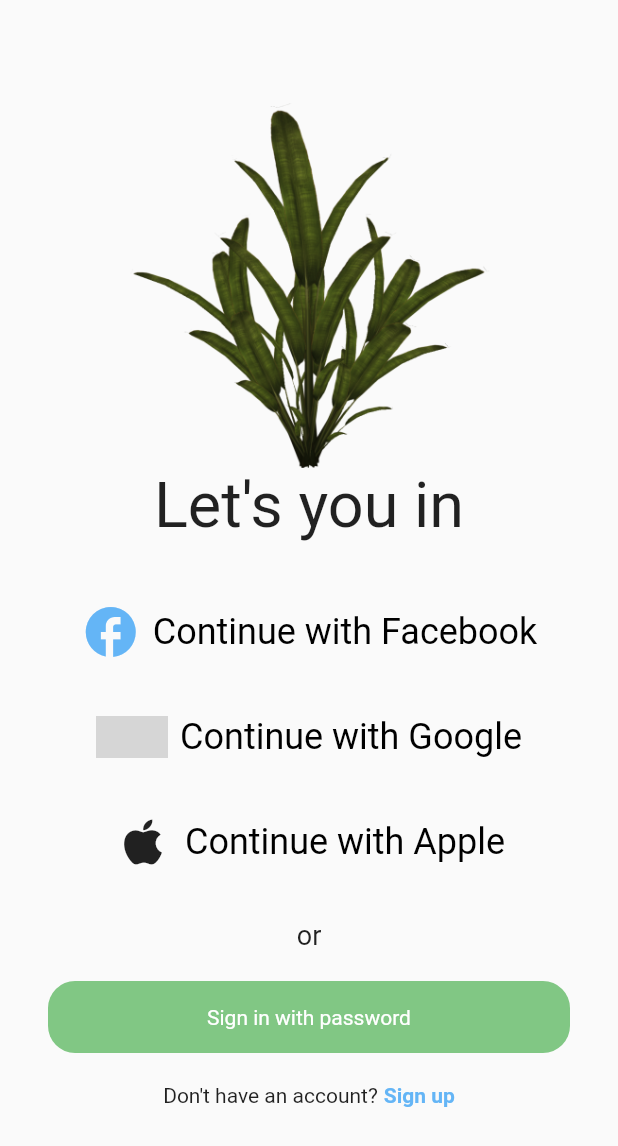
After one commit to IlkinSamadbayli/plant_ecommerce, a Flutter app: the EnterancePage screen opened directly, on a phone screen of 412 x 824 dp. The commit adds this screen. Shown: the top 1146 px of the screen. Run offline on Flutter 3.47's test engine with Material 2 defaults, Android fonts, the phone set to English and light mode, and no system bars; our stand-ins replace smooth_page_indicator; grey boxes are pictures that could not be loaded.

Commit message:
Add enterance screen

```diff
--- a/lib/ui/screens/onboard_screen.dart
+++ b/lib/ui/screens/onboard_screen.dart
@@ -1,4 +1,5 @@
 import 'package:flutter/material.dart';
+import 'package:plant_ecommerce/ui/screens/onboard_screen_2.dart';
 import 'package:smooth_page_indicator/smooth_page_indicator.dart';
 
 import '../../constants/routes/global_routes.dart';
@@ -100,7 +101,7 @@ class _OnboardPageState extends State<OnboardPage> {
                 child: currentIndex == 2
                     ? GestureDetector(
                         onTap: () {
-                          GlobalRoutes.to(context, const OnboardPage());
+                          GlobalRoutes.to(context, const EnterancePage());
                         },
                         child: Text(
                           'Get stated',
--- /dev/null
+++ b/lib/ui/screens/onboard_screen_2.dart
@@ -0,0 +1,123 @@
+import 'package:flutter/material.dart';
+import 'package:plant_ecommerce/ui/widgets/global_button.dart';
+import '../../styles/colors/app_colors.dart';
+
+class EnterancePage extends StatelessWidget {
+  const EnterancePage({Key? key}) : super(key: key);
+
+  @override
+  Widget build(BuildContext context) {
+    return Scaffold(
+      body: Column(
+        children: [
+          const SizedBox(height: 60),
+          Padding(
+            padding: const EdgeInsets.symmetric(horizontal: 80),
+            child: Image.asset('assets/images/login_1.png'),
+          ),
+          const Text(
+            'Let\'s you in',
+            style: TextStyle(
+              fontSize: 42,
+              fontWeight: FontWeight.w400,
+            ),
+          ),
+          const SizedBox(height: 40),
+          Padding(
+            padding: const EdgeInsets.symmetric(horizontal: 40),
+            child: Column(
+              children: [
+                InkWell(
+                  onTap: () {},
+                  child: Row(
+                      mainAxisAlignment: MainAxisAlignment.center,
+                      children: [
+                        Icon(
+                          Icons.facebook_rounded,
+                          size: 40,
+                          color: AppColor.focusColor,
+                        ),
+                        const SizedBox(width: 8),
+                        Text(
+                          'Continue with Facebook',
+                          style: TextStyle(
+                              fontSize: 24, color: AppColor.textColor),
+                        ),
+                      ]),
+                ),
+                const SizedBox(height: 32),
+                InkWell(
+                  onTap: () {},
+                  child: Row(
+                      mainAxisAlignment: MainAxisAlignment.center,
+                      children: [
+                        Padding(
+                          padding: const EdgeInsets.symmetric(vertical: 4),
+                          child: Image.asset('./assets/images/google.png'),
+                        ),
+                        const SizedBox(width: 8),
+                        Text(
+                          'Continue with Google',
+                          style: TextStyle(
+                              fontSize: 24, color: AppColor.textColor),
+                        ),
+                      ]),
+                ),
+                const SizedBox(height: 32),
+                InkWell(
+                  onTap: () {},
+                  child: Row(
+                      mainAxisAlignment: MainAxisAlignment.center,
+                      children: [
+                        const Icon(
+                          Icons.apple_rounded,
+                          size: 40,
+                        ),
+                        const SizedBox(width: 8),
+                        Text(
+                          'Continue with Apple',
+                          style: TextStyle(
+                              fontSize: 24, color: AppColor.textColor),
+                        ),
+                      ]),
+                ),
+              ],
+            ),
+          ),
+          const SizedBox(height: 32),
+          const Text(
+            'or',
+            style: TextStyle(fontSize: 18),
+          ),
+          const SizedBox(height: 20),
+          globalButton(
+            text: 'Sign in with password',
+            clicked: true,
+            onTap: () {},
+            isIcon: false,
+          ),
+          const SizedBox(height: 20),
+          Row(
+            mainAxisAlignment: MainAxisAlignment.center,
+            children: [
+              const Text('Don\'t have an account?'),
+              const SizedBox(width: 4),
+              InkWell(
+                onTap: () {
+                  // GlobalRoutes.to(context, const SignUp());
+                },
+                child: Text(
+                  'Sign up',
+                  style: TextStyle(
+                    fontWeight: FontWeight.bold,
+                    color: AppColor.focusColor,
+                  ),
+                ),
+              )
+            ],
+          )
+        ],
+      ),
+    );
+  }
+}
```
